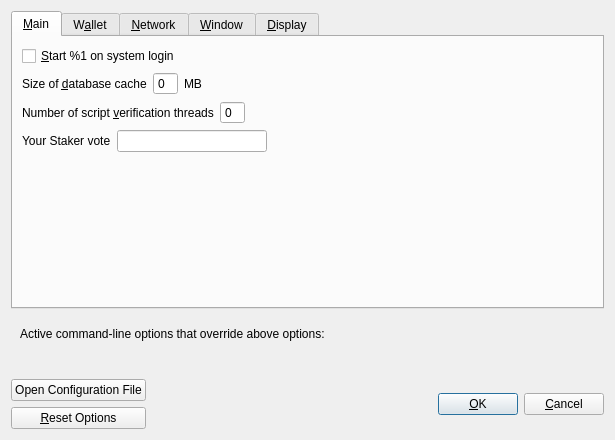
Ankh-Trust/electrum-core, file src/qt/forms/optionsdialog.ui: the form before one commit.
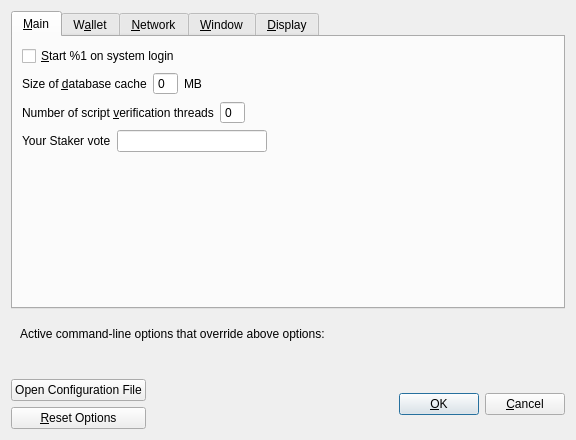
The form after the commit. Custom widgets are drawn as their Qt base class.

Diff of the .ui file:
```diff
--- a/src/qt/forms/optionsdialog.ui
+++ b/src/qt/forms/optionsdialog.ui
@@ -6,7 +6,7 @@
    <rect>
     <x>0</x>
     <y>0</y>
-    <width>615</width>
+    <width>576</width>
     <height>440</height>
    </rect>
   </property>
```
